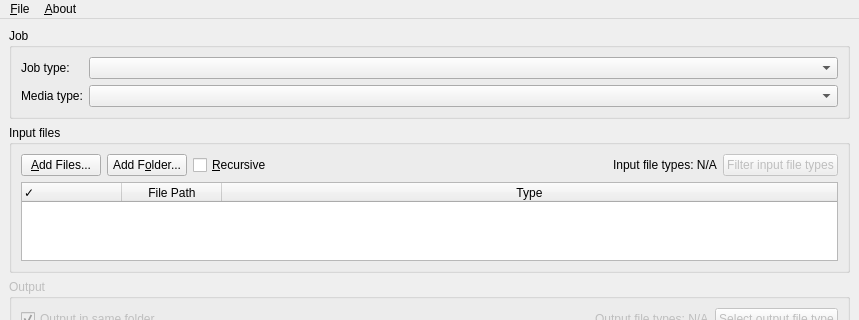
Above: src/converter_tools/assets/qt/main_window.ui from ozGarius/retro_converter_tool before the change; both pictures show x 0 to 859 and y 0 to 320 of the 859 by 688 pixel window. Below: the same form after it.
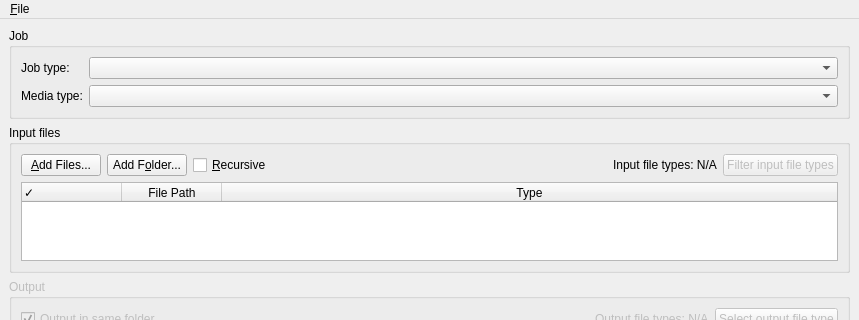
That is the form after the change.

Commit message: Optimized menu creation. Added CONCURRENT_JOBS to settings

What changed in the file:
```diff
--- a/src/converter_tools/assets/qt/main_window.ui
+++ b/src/converter_tools/assets/qt/main_window.ui
@@ -503,13 +503,7 @@
     <addaction name="separator"/>
     <addaction name="actionExit"/>
    </widget>
-   <widget class="QMenu" name="menuAbout">
-    <property name="title">
-     <string>&amp;About</string>
-    </property>
-   </widget>
    <addaction name="menuFile"/>
-   <addaction name="menuAbout"/>
   </widget>
   <widget class="QStatusBar" name="statusbar"/>
   <action name="actionSettings">
```
The commit also changes 2 other files.
